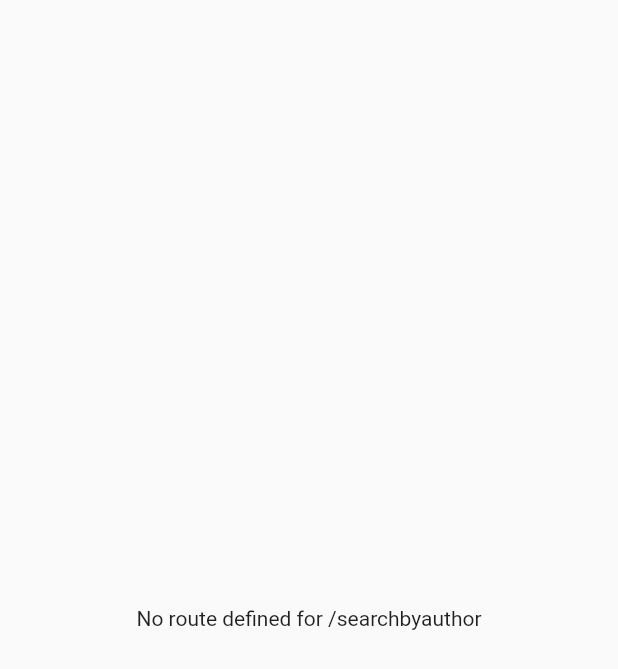
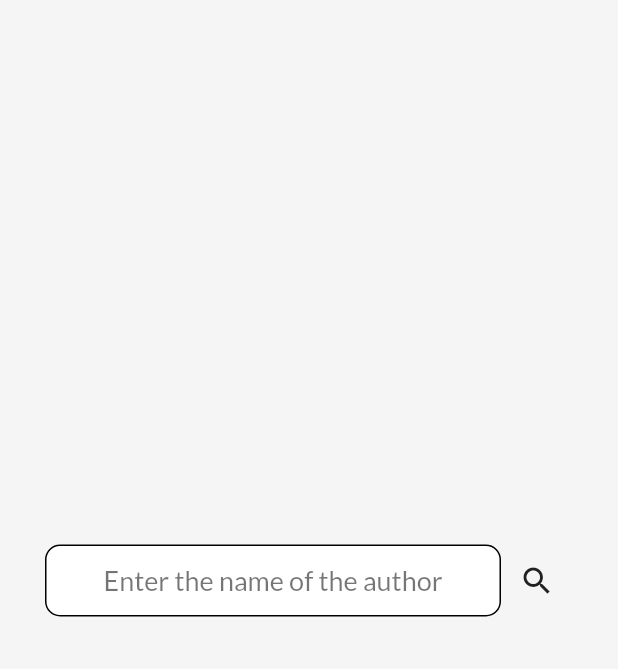
Before and after one commit to GoodEvil465/quotes-app, a Flutter app: the screen it shows after launch, after a tap on "Search by Author", on a phone screen of 412 x 824 dp. Shown: the top 669 px of the screen. Run offline on Flutter 3.47's test engine with Material 2 defaults, Android fonts, the phone set to English and light mode, and no system bars; our stand-ins replace google_fonts, shared_preferences; network calls fail.

Commit message:
add screens for author, topic search and favs screen , add providers for api calling and data management

```diff
--- a/quotes_app/lib/main.dart
+++ b/quotes_app/lib/main.dart
@@ -5,7 +5,7 @@ import 'package:provider/provider.dart';
 
 import 'routes/app_routes.dart';
 import 'routes/route_names.dart';
-// import 'providers/quotes.dart';
+import 'providers/quotes.dart';
 
 void main() {
   runApp(MyApp());
@@ -14,14 +14,13 @@ void main() {
 class MyApp extends StatelessWidget {
   @override
   Widget build(BuildContext context) {
-    // return ChangeNotifierProvider(
-    // create: (_) => Quotes(),
-    // child:
-    return MaterialApp(
-      debugShowCheckedModeBanner: false,
-      onGenerateRoute: AppRoutes.onGenerateRoute,
-      initialRoute: RouteNames.homepage,
-      // ),
+    return ChangeNotifierProvider(
+      create: (_) => Quotes(),
+      child: MaterialApp(
+        debugShowCheckedModeBanner: false,
+        onGenerateRoute: AppRoutes.onGenerateRoute,
+        initialRoute: RouteNames.homepage,
+      ),
     );
   }
 }
--- /dev/null
+++ b/quotes_app/lib/providers/quote.dart
@@ -0,0 +1,14 @@
+class Quote {
+  final String id;
+  final String quote;
+  final String author;
+  final String authorId;
+  bool isFav;
+  Quote({
+    required this.id,
+    required this.quote,
+    required this.author,
+    required this.authorId,
+    this.isFav = false,
+  });
+}
--- a/quotes_app/lib/routes/app_routes.dart
+++ b/quotes_app/lib/routes/app_routes.dart
@@ -2,22 +2,22 @@ import 'package:flutter/material.dart';
 
 import '../routes/route_names.dart';
 
-// import '../screens/favorites.dart';
+import '../screens/favorites.dart';
 import '../screens/homepage.dart';
-// import '../screens/search_author.dart';
-// import '../screens/search_topic.dart';
+import '../screens/search_author.dart';
+import '../screens/search_topic.dart';
 
 class AppRoutes {
   static Route<dynamic> onGenerateRoute(RouteSettings settings) {
     switch (settings.name) {
       case RouteNames.homepage:
         return MaterialPageRoute(builder: (_) => HomePage());
-      // case RouteNames.searchAuthor:
-      //   return MaterialPageRoute(builder: (_) => SearchByAuthor());
-      // case RouteNames.searchTopic:
-      //   return MaterialPageRoute(builder: (_) => SearchByTopic());
-      // case RouteNames.favoriteScreen:
-      //   return MaterialPageRoute(builder: (_) => FavoritesScreen());
+      case RouteNames.searchAuthor:
+        return MaterialPageRoute(builder: (_) => SearchByAuthor());
+      case RouteNames.searchTopic:
+        return MaterialPageRoute(builder: (_) => SearchByTopic());
+      case RouteNames.favoriteScreen:
+        return MaterialPageRoute(builder: (_) => FavoritesScreen());
       default:
         return MaterialPageRoute<dynamic>(
           builder: (_) => Scaffold(
--- /dev/null
+++ b/quotes_app/lib/screens/search_author.dart
@@ -0,0 +1,135 @@
+// ignore_for_file: use_key_in_widget_constructors, prefer_const_constructors, avoid_print, must_be_immutable, prefer_const_constructors_in_immutables
+
+import 'package:flutter/material.dart';
+import 'package:google_fonts/google_fonts.dart';
+import 'package:provider/provider.dart';
+
+import '../constants.dart';
+import '../providers/quotes.dart';
+import '../widgets/error_box.dart';
+import '../widgets/input_field.dart';
+
+class SearchByAuthor extends StatefulWidget {
+  @override
+  State<SearchByAuthor> createState() => _SearchByAuthorState();
+}
+
+class _SearchByAuthorState extends State<SearchByAuthor> {
+  String author = '';
+
+  @override
+  Widget build(BuildContext context) {
+    var quotesObject = Provider.of<Quotes>(context);
+    return Scaffold(
+      backgroundColor: AppColours.background,
+      body: Center(
+        child: Padding(
+          padding: const EdgeInsets.symmetric(
+            horizontal: 30,
+          ),
+          child: Column(
+            mainAxisAlignment: MainAxisAlignment.center,
+            children: [
+              Row(
+                children: [
+                  Expanded(
+                    child: InputField(
+                      hintText: 'Enter the name of the author',
+                      onChanged: (value) {
+                        author = value;
+                      },
+                      onSubmitted: (value) async {
+                        print(author);
+                        try {
+                          await quotesObject.searchByAuthor(author);
+                        } catch (e) {
+                          print(e);
+                          showDialog(
+                            context: context,
+                            builder: (ctx) => ErrorBox(
+                              error: 'No such author exists',
+                              onPressed: () {
+                                Navigator.pop(context);
+                              },
+                              buttonText: 'Okay',
+                            ),
+                          );
+                        }
+                      },
+                    ),
+                  ),
+                  IconButton(
+                    icon: Icon(Icons.search),
+                    color: AppColours.iconColours,
+                    onPressed: () async {
+                      try {
+                        await quotesObject.searchByAuthor(author);
+                      } catch (e) {
+                        print(e);
+                        showDialog(
+                          context: context,
+                          builder: (ctx) => ErrorBox(
+                            error: 'No such author exists',
+                            onPressed: () {
+                              Navigator.pop(context);
+                            },
+                            buttonText: 'Okay',
+                          ),
+                        );
+                      }
+                    },
+                  ),
+                ],
+              ),
+              SizedBox(
+                height: 50,
+              ),
+              Visibility(
+                visible: quotesObject.quote.id != '',
+                child: Column(
+                  children: [
+                    Text(
+                      quotesObject.quote.quote,
+                      style: GoogleFonts.oxygen(
+                        fontSize: 24,
+                        color: Colors.black,
+                        fontStyle: FontStyle.italic,
+                        fontWeight: FontWeight.bold,
+                      ),
+                      textAlign: TextAlign.center,
+                    ),
+                    SizedBox(
+                      height: 20,
+                    ),
+                    Row(
+                      children: [
+                        Text(
+                          '- ${quotesObject.quote.author}',
+                          style: GoogleFonts.lato(
+                            fontSize: 20,
+                            color: Colors.black,
+                          ),
+                        ),
+                        Spacer(),
+                        IconButton(
+                          onPressed: () {
+                            quotesObject.toggleFav(quotesObject.quote.id);
+                          },
+                          icon: Icon(
+                            quotesObject.quote.isFav
+                                ? Icons.favorite
+                                : Icons.favorite_border,
+                          ),
+                        ),
+                      ],
+                    ),
+                  ],
+                ),
+              )
+            ],
+          ),
+        ),
+      ),
+    );
+  }
+}
```
Also changed, not shown: quotes_app/lib/providers/quotes.dart (added, +227 -0 lines), quotes_app/lib/screens/favorites.dart (added, +149 -0 lines), quotes_app/lib/screens/search_topic.dart (added, +157 -0 lines), 9 other files.
